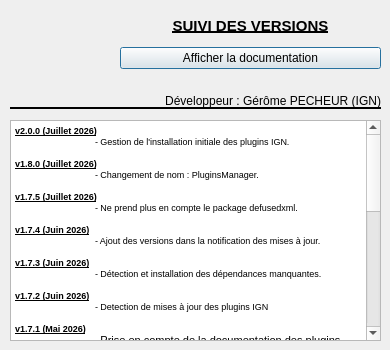
Before: the Qt Designer form ui/aproposde.ui in IGNF/PluginsManager-qgis-plugin, drawn with Qt 5.
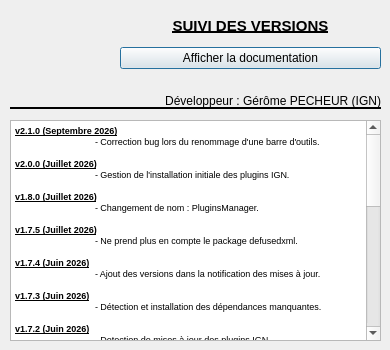
After: the same form once the commit is applied. Icons and pictures are not drawn.

Patch:
```diff
--- a/ui/aproposde.ui
+++ b/ui/aproposde.ui
@@ -100,6 +100,9 @@
 &lt;html&gt;&lt;head&gt;&lt;meta name=&quot;qrichtext&quot; content=&quot;1&quot; /&gt;&lt;style type=&quot;text/css&quot;&gt;
 p, li { white-space: pre-wrap; }
 &lt;/style&gt;&lt;/head&gt;&lt;body style=&quot; font-family:'MS Shell Dlg 2'; font-size:8.25pt; font-weight:400; font-style:normal;&quot;&gt;
+&lt;p style=&quot; margin-top:0px; margin-bottom:0px; margin-left:0px; margin-right:0px; -qt-block-indent:0; text-indent:0px;&quot;&gt;&lt;span style=&quot; font-size:7pt; font-weight:600; text-decoration: underline;&quot;&gt;v2.1.0 (Septembre 2026)&lt;/span&gt;&lt;/p&gt;
+&lt;p style=&quot; margin-top:0px; margin-bottom:0px; margin-left:0px; margin-right:0px; -qt-block-indent:0; text-indent:0px;&quot;&gt;&lt;span style=&quot; font-size:7pt;&quot;&gt;	&lt;/span&gt;&lt;span style=&quot; font-size:7pt; color:#000000;&quot;&gt;- &lt;/span&gt;&lt;span style=&quot; font-family:'JetBrains Mono','monospace'; font-size:7pt; color:#000000;&quot;&gt;Correction bug lors du renommage d'une barre d'outils.&lt;/span&gt;&lt;/p&gt;
+&lt;p style=&quot;-qt-paragraph-type:empty; margin-top:0px; margin-bottom:0px; margin-left:0px; margin-right:0px; -qt-block-indent:0; text-indent:0px; font-size:7pt;&quot;&gt;&lt;br /&gt;&lt;/p&gt;
 &lt;p style=&quot; margin-top:0px; margin-bottom:0px; margin-left:0px; margin-right:0px; -qt-block-indent:0; text-indent:0px;&quot;&gt;&lt;span style=&quot; font-size:7pt; font-weight:600; text-decoration: underline;&quot;&gt;v2.0.0 (Juillet 2026)&lt;/span&gt;&lt;/p&gt;
 &lt;p style=&quot; margin-top:0px; margin-bottom:0px; margin-left:0px; margin-right:0px; -qt-block-indent:0; text-indent:0px;&quot;&gt;&lt;span style=&quot; font-size:7pt;&quot;&gt;	- Gestion de l'installation initiale des plugins IGN.&lt;/span&gt;&lt;/p&gt;
 &lt;p style=&quot;-qt-paragraph-type:empty; margin-top:0px; margin-bottom:0px; margin-left:0px; margin-right:0px; -qt-block-indent:0; text-indent:0px; font-size:7pt;&quot;&gt;&lt;br /&gt;&lt;/p&gt;
```
